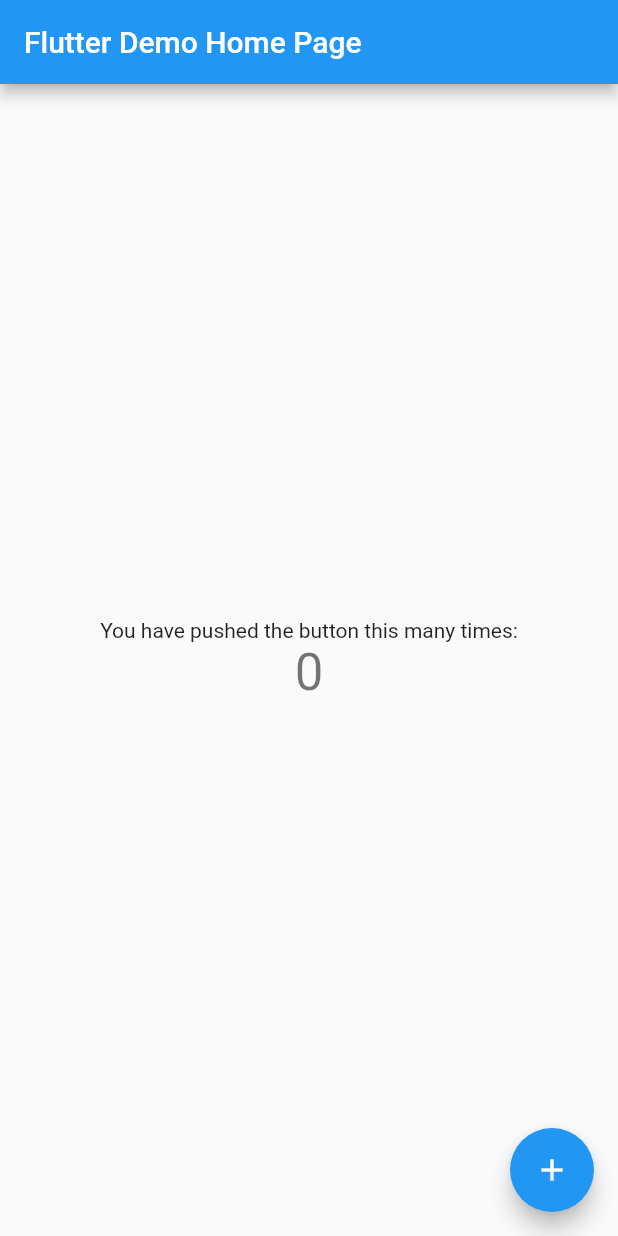
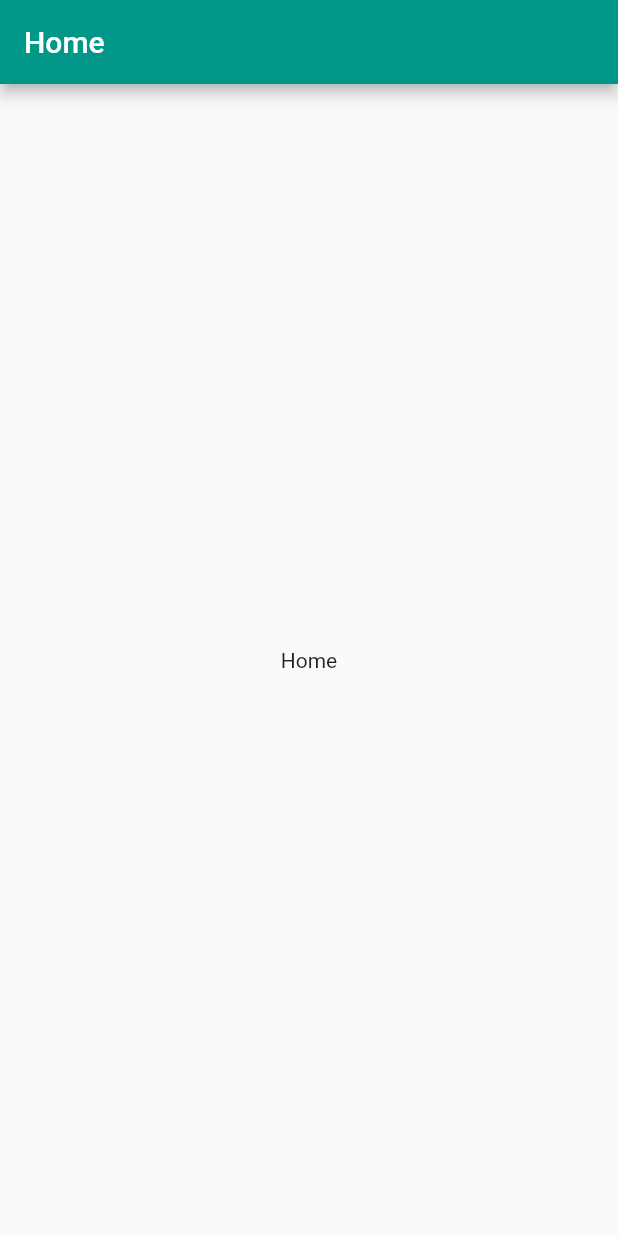
Before and after one commit to YannickBaudraz/mob2_quizz, a Flutter app: the screen it shows after launch, on a phone screen of 412 x 824 dp. Run offline on Flutter 3.47's test engine with Material 2 defaults, Android fonts, the light colour scheme and no system bars.

Commit message:
Update home page

```diff
--- a/lib/main.dart
+++ b/lib/main.dart
@@ -1,4 +1,5 @@
 import 'package:flutter/material.dart';
+import 'package:mob2_quizz/pages/home_page.dart';
 
 void main() {
   runApp(const MyApp());
@@ -7,109 +8,14 @@
 class MyApp extends StatelessWidget {
   const MyApp({super.key});
 
-  // This widget is the root of your application.
   @override
   Widget build(BuildContext context) {
     return MaterialApp(
-      title: 'Flutter Demo',
+      title: 'Quizz',
       theme: ThemeData(
-        // This is the theme of your application.
-        //
-        // Try running your application with "flutter run". You'll see the
-        // application has a blue toolbar. Then, without quitting the app, try
-        // changing the primarySwatch below to Colors.green and then invoke
-        // "hot reload" (press "r" in the console where you ran "flutter run",
-        // or simply save your changes to "hot reload" in a Flutter IDE).
-        // Notice that the counter didn't reset back to zero; the application
-        // is not restarted.
-        primarySwatch: Colors.blue,
+        primarySwatch: Colors.teal,
       ),
-      home: const MyHomePage(title: 'Flutter Demo Home Page'),
+      home: const HomePage(),
     );
   }
 }
-
-class MyHomePage extends StatefulWidget {
-  const MyHomePage({super.key, required this.title});
-
-  // This widget is the home page of your application. It is stateful, meaning
-  // that it has a State object (defined below) that contains fields that affect
-  // how it looks.
-
-  // This class is the configuration for the state. It holds the values (in this
-  // case the title) provided by the parent (in this case the App widget) and
-  // used by the build method of the State. Fields in a Widget subclass are
-  // always marked "final".
-
-  final String title;
-
-  @override
-  State<MyHomePage> createState() => _MyHomePageState();
-}
-
-class _MyHomePageState extends State<MyHomePage> {
-  int _counter = 0;
-
-  void _incrementCounter() {
-    setState(() {
-      // This call to setState tells the Flutter framework that something has
-      // changed in this State, which causes it to rerun the build method below
-      // so that the display can reflect the updated values. If we changed
-      // _counter without calling setState(), then the build method would not be
-      // called again, and so nothing would appear to happen.
-      _counter++;
-    });
-  }
-
-  @override
-  Widget build(BuildContext context) {
-    // This method is rerun every time setState is called, for instance as done
-    // by the _incrementCounter method above.
-    //
-    // The Flutter framework has been optimized to make rerunning build methods
-    // fast, so that you can just rebuild anything that needs updating rather
-    // than having to individually change instances of widgets.
-    return Scaffold(
-      appBar: AppBar(
-        // Here we take the value from the MyHomePage object that was created by
-        // the App.build method, and use it to set our appbar title.
-        title: Text(widget.title),
-      ),
-      body: Center(
-        // Center is a layout widget. It takes a single child and positions it
-        // in the middle of the parent.
-        child: Column(
-          // Column is also a layout widget. It takes a list of children and
-          // arranges them vertically. By default, it sizes itself to fit its
-          // children horizontally, and tries to be as tall as its parent.
-          //
-          // Invoke "debug painting" (press "p" in the console, choose the
-          // "Toggle Debug Paint" action from the Flutter Inspector in Android
-          // Studio, or the "Toggle Debug Paint" command in Visual Studio Code)
-          // to see the wireframe for each widget.
-          //
-          // Column has various properties to control how it sizes itself and
-          // how it positions its children. Here we use mainAxisAlignment to
-          // center the children vertically; the main axis here is the vertical
-          // axis because Columns are vertical (the cross axis would be
-          // horizontal).
-          mainAxisAlignment: MainAxisAlignment.center,
-          children: <Widget>[
-            const Text(
-              'You have pushed the button this many times:',
-            ),
-            Text(
-              '$_counter',
-              style: Theme.of(context).textTheme.headlineMedium,
-            ),
-          ],
-        ),
-      ),
-      floatingActionButton: FloatingActionButton(
-        onPressed: _incrementCounter,
-        tooltip: 'Increment',
-        child: const Icon(Icons.add),
-      ), // This trailing comma makes auto-formatting nicer for build methods.
-    );
-  }
-}
--- /dev/null
+++ b/lib/pages/home_page.dart
@@ -0,0 +1,17 @@
+import 'package:flutter/material.dart';
+
+class HomePage extends StatelessWidget {
+  const HomePage({super.key});
+
+  @override
+  Widget build(BuildContext context) {
+    return Scaffold(
+      appBar: AppBar(
+        title: const Text('Home'),
+      ),
+      body: const Center(
+        child: Text('Home'),
+      ),
+    );
+  }
+}
```
